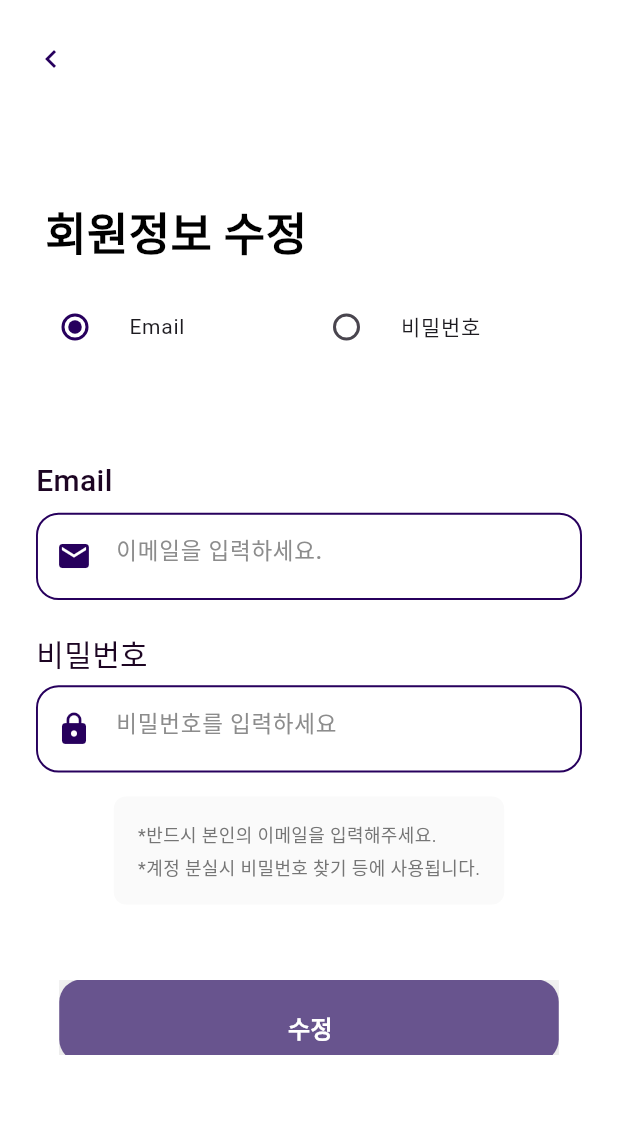
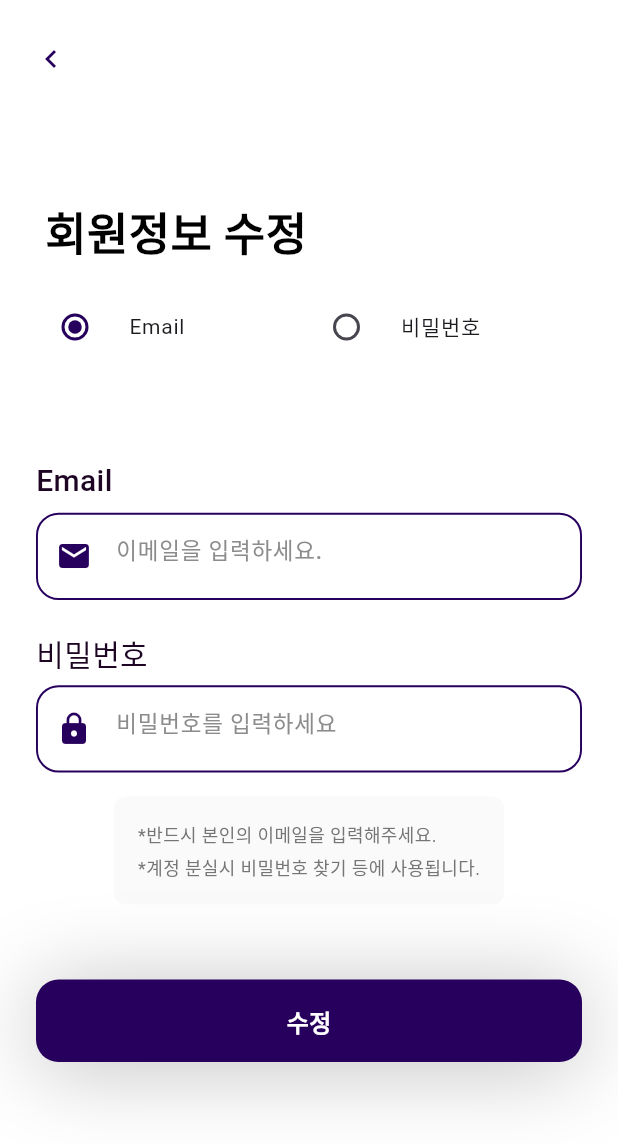
Before and after one commit to CSID-DGU/2025-2-CSC4004-1-1-Fratelli, a Flutter app: the EditProfilePage screen opened directly, on a phone screen of 412 x 824 dp. Shown: the top 1144 px of the screen. Run offline on Flutter 3.47's test engine with Material 3 defaults, Android fonts, the phone set to English and light mode, and no system bars; our stand-ins replace dio, file_picker, firebase_messaging, flutter_dotenv, flutter_local_notifications, flutter_riverpod and 6 more; accounts and stored records are empty; generated files the repository leaves out were written again; network calls fail; Roboto replaces fonts that are missing (K2D).

Commit message:
feat(ui): Add FilterButton and CustomNavigationBar components; update FileUploadButton and FullFormInput for improved UI functionality

```diff
--- a/front_app/lib/widgets/file/upload/file_upload_button.dart
+++ b/front_app/lib/widgets/file/upload/file_upload_button.dart
@@ -69,7 +69,7 @@ class _FileSelectButtonState extends State<FileUploadButton> {
                 : const Icon(
                     Icons.upload_file,
                     size: 40,
-                    color: Color(0xFF27005D),
+                    color: Color(0xFF9400FF),
                   ),
             const SizedBox(height: 16),
             const Text(
--- a/front_app/lib/widgets/login/full_form_input.dart
+++ b/front_app/lib/widgets/login/full_form_input.dart
@@ -7,6 +7,7 @@ class FullFormInput extends StatelessWidget {
   final bool isPassword;
   final TextEditingController? controller;
   final Widget? prefixIcon;
+  final String? Function(String?)? validator;
 
   const FullFormInput({
     super.key,
@@ -15,8 +16,8 @@ class FullFormInput extends StatelessWidget {
     this.isPassword = false,
     this.controller,
     this.prefixIcon,
+    this.validator,
   });
-
   @override
   Widget build(BuildContext context) {
     // 화면 너비에서 양쪽 여백을 뺀 크기 계산
@@ -66,7 +67,32 @@ class FullFormInput extends StatelessWidget {
                         ),
                         // 그림자 제거
                     ),
-                    child: TextField(
+                    child: validator != null
+                        ? TextFormField(
+                            controller: controller,
+                            obscureText: isPassword,
+                            validator: validator,
+                            decoration: InputDecoration(
+                              hintText: text2,
+                              hintStyle: GoogleFonts.k2d(
+                                color: Color.fromRGBO(140, 140, 140, 1),
+                                fontSize: 15,
+                                fontWeight: FontWeight.w500,
+                              ),
+                              border: InputBorder.none,
+                              contentPadding: const EdgeInsets.symmetric(
+                                horizontal: 20,
+                                vertical: 20,
+                              ),
+                              prefixIcon: prefixIcon,
+                              errorStyle: const TextStyle(fontSize: 0, height: 0),
+                            ),
+                            style: GoogleFonts.k2d(
+                              fontSize: 15,
+                              fontWeight: FontWeight.w500,
+                            ),
+                          )
+                        : TextField(
                             controller: controller,
                             obscureText: isPassword,
                             decoration: InputDecoration(
--- a/front_app/lib/widgets/login/login_button.dart
+++ b/front_app/lib/widgets/login/login_button.dart
@@ -4,28 +4,39 @@ import 'package:google_fonts/google_fonts.dart';
 
 class LoginButton extends StatelessWidget {
   final String text;
-  final Function onTap;
-  const LoginButton({super.key, required this.text, required this.onTap});
+  final VoidCallback? onTap;
+  final IconData? icon;
+  const LoginButton({
+    super.key,
+    required this.text,
+    this.onTap,
+    this.icon,
+  });
 
   @override
   Widget build(BuildContext context) {
+    // 화면 너비에서 양쪽 여백을 뺀 크기 계산
+    final screenWidth = MediaQuery.of(context).size.width;
+    final horizontalPadding = 24.0; // 양쪽 여백
+    final buttonWidth = screenWidth - (horizontalPadding * 2);
+
     return GestureDetector(
-      onTap: () => onTap(),
-      child: Column (
+      onTap: onTap,
+      child: Column(
         children: [
           SizedBox(
-            width: 333,
-            height: 50,
+            width: buttonWidth,
+            height: 60,
             child: Stack(
               children: [
                 Positioned(
                   left: 0,
                   top: 0,
                   child: Container(
-                    width: 333,
+                    width: buttonWidth,
                     height: 55,
                     decoration: ShapeDecoration(
-                      color: Theme.of(context).primaryColor,
+                      color: Color.fromRGBO(39, 0, 93, 1),
                       shape: RoundedRectangleBorder(
                         borderRadius: BorderRadius.circular(15),
                       ),
@@ -35,18 +46,23 @@ class LoginButton extends StatelessWidget {
                           blurRadius: 50,
                           offset: Offset(0, 4),
                           spreadRadius: 0,
-                        )
+                        ),
                       ],
                     ),
                   ),
                 ),
-                Positioned(
-                  left: 82,
-                  top: 24,
-                  child: SizedBox(
-                    width: 171,
-                    height: 22,
-                    child: Text(
+                Center(
+                  child: Transform.translate(
+                    offset: const Offset(0, -2),
+                    child: Row(
+                      mainAxisAlignment: MainAxisAlignment.center,
+                      mainAxisSize: MainAxisSize.min,
+                      children: [
+                        if (icon != null) ...[
+                          Icon(icon, color: Colors.white, size: 24),
+                          const SizedBox(width: 8),
+                        ],
+                        Text(
                           text,
                           textAlign: TextAlign.center,
                           style: GoogleFonts.k2d(
@@ -56,12 +72,15 @@ class LoginButton extends StatelessWidget {
                             height: 0.99,
                           ),
                         ),
+                      ],
+                    ),
                   ),
                 ),
               ],
             ),
           ),
         ],
-      ));
+      ),
+    );
   }
 }
```
Also changed, not shown: front_app/lib/widgets/file/history/filter_button.dart (added, +56 -0 lines), front_app/lib/widgets/home/custom_navigation_bar.dart (added, +152 -0 lines). Lines whose indentation alone changed are shown as unchanged.
